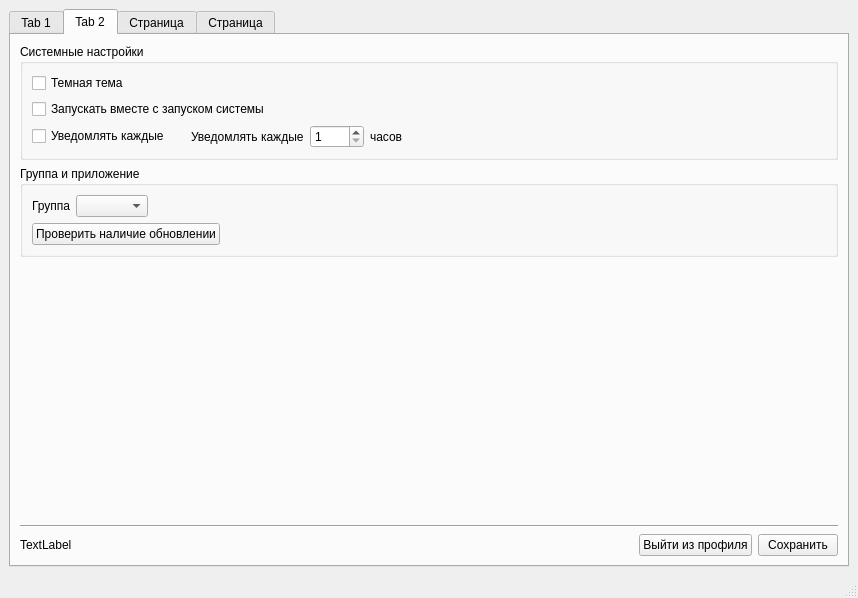
Qt form ui/mainwindow.ui (OmarSyba/MPEI-Actualochka) before a commit.
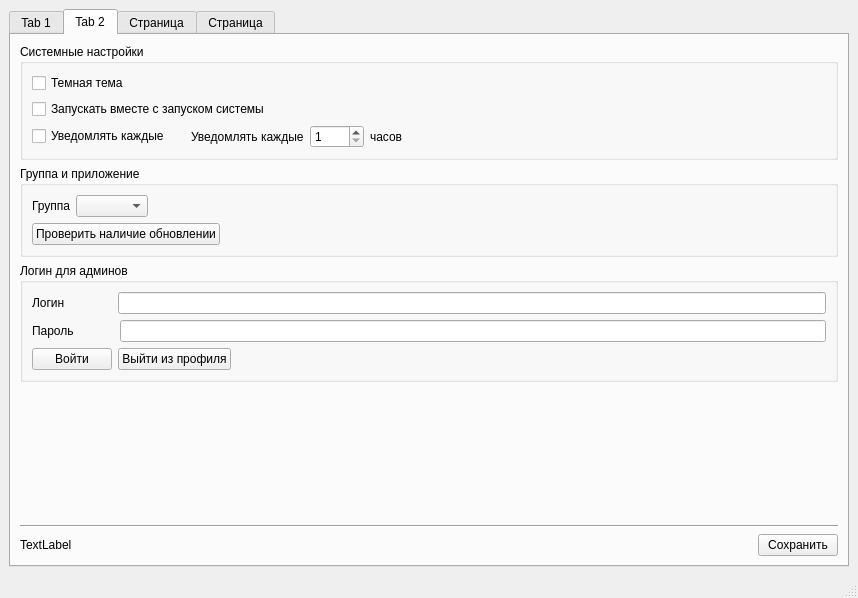
The same form after that commit. The open tabs and pages were chosen to show the change.

Commit message: move login onto main window

What changed in the file:
```diff
--- a/ui/mainwindow.ui
+++ b/ui/mainwindow.ui
@@ -18,7 +18,7 @@
     <item row="0" column="0">
      <widget class="QTabWidget" name="tabWidget">
       <property name="currentIndex">
-       <number>1</number>
+       <number>0</number>
       </property>
       <widget class="QWidget" name="tab">
        <attribute name="title">
@@ -82,6 +82,9 @@
             <property name="text">
              <string>Актуалочка</string>
             </property>
+            <property name="buddy">
+             <cstring>UpdateButton</cstring>
+            </property>
            </widget>
           </item>
           <item>
@@ -120,6 +123,106 @@
         <string>Tab 2</string>
        </attribute>
        <layout class="QGridLayout" name="gridLayout_5">
+        <item row="2" column="0">
+         <widget class="QGroupBox" name="groupBox_3">
+          <property name="title">
+           <string>Логин для админов</string>
+          </property>
+          <layout class="QVBoxLayout" name="verticalLayout_2">
+           <item>
+            <layout class="QHBoxLayout" name="horizontalLayout_9">
+             <item>
+              <widget class="QLabel" name="labelLogin">
+               <property name="text">
+                <string>Логин</string>
+               </property>
+              </widget>
+             </item>
+             <item>
+              <spacer name="horizontalSpacer_9">
+               <property name="orientation">
+                <enum>Qt::Horizontal</enum>
+               </property>
+               <property name="sizeType">
+                <enum>QSizePolicy::Minimum</enum>
+               </property>
+               <property name="sizeHint" stdset="0">
+                <size>
+                 <width>47</width>
+                 <height>20</height>
+                </size>
+               </property>
+              </spacer>
+             </item>
+             <item>
+              <widget class="QLineEdit" name="lineEditLogin"/>
+             </item>
+            </layout>
+           </item>
+           <item>
+            <layout class="QHBoxLayout" name="horizontalLayout_10">
+             <item>
+              <widget class="QLabel" name="labelPassword">
+               <property name="text">
+                <string>Пароль</string>
+               </property>
+              </widget>
+             </item>
+             <item>
+              <spacer name="horizontalSpacer_10">
+               <property name="orientation">
+                <enum>Qt::Horizontal</enum>
+               </property>
+               <property name="sizeType">
+                <enum>QSizePolicy::Minimum</enum>
+               </property>
+               <property name="sizeHint" stdset="0">
+                <size>
+                 <width>40</width>
+                 <height>20</height>
+                </size>
+               </property>
+              </spacer>
+             </item>
+             <item>
+              <widget class="QLineEdit" name="lineEditPassword"/>
+             </item>
+            </layout>
+           </item>
+           <item>
+            <layout class="QHBoxLayout" name="horizontalLayout_11">
+             <item>
+              <widget class="QPushButton" name="pushButtonLoginProfile">
+               <property name="text">
+                <string>Войти</string>
+               </property>
+              </widget>
+             </item>
+             <item>
+              <widget class="QPushButton" name="pushButtonExitProfile">
+               <property name="text">
+                <string>Выйти из профиля</string>
+               </property>
+              </widget>
+             </item>
+             <item>
+              <spacer name="horizontalSpacer_11">
+               <property name="orientation">
+                <enum>Qt::Horizontal</enum>
+               </property>
+               <property name="sizeHint" stdset="0">
+                <size>
+                 <width>40</width>
+                 <height>20</height>
+                </size>
+               </property>
+              </spacer>
+             </item>
+            </layout>
+           </item>
+          </layout>
+         </widget>
+        </item>
         <item row="0" column="0">
          <widget class="QGroupBox" name="groupBox">
           <property name="title">
@@ -172,6 +275,9 @@
                  <property name="text">
                   <string>Уведомлять каждые</string>
                  </property>
+                 <property name="buddy">
+                  <cstring>spinBoxInterval</cstring>
+                 </property>
                 </widget>
                </item>
                <item>
@@ -220,33 +326,6 @@
            <string>Группа и приложение</string>
           </property>
           <layout class="QGridLayout" name="gridLayout_3">
-           <item row="0" column="0">
-            <layout class="QHBoxLayout" name="horizontalLayout_7">
-             <item>
-              <widget class="QLabel" name="label_5">
-               <property name="text">
-                <string>Группа</string>
-               </property>
-              </widget>
-             </item>
-             <item>
-              <widget class="QComboBox" name="comboBoxGroup"/>
-             </item>
-             <item>
-              <spacer name="horizontalSpacer_8">
-               <property name="orientation">
-                <enum>Qt::Horizontal</enum>
-               </property>
-               <property name="sizeHint" stdset="0">
-                <size>
-                 <width>40</width>
-                 <height>20</height>
-                </size>
-               </property>
-              </spacer>
-             </item>
-            </layout>
-           </item>
            <item row="1" column="0">
             <layout class="QHBoxLayout" name="horizontalLayout_6">
              <item>
@@ -271,23 +350,47 @@
              </item>
             </layout>
            </item>
+           <item row="0" column="0">
+            <layout class="QHBoxLayout" name="horizontalLayout_7">
+             <item>
+              <widget class="QLabel" name="label_5">
+               <property name="text">
+                <string>Группа</string>
+               </property>
+               <property name="buddy">
+                <cstring>comboBoxGroup</cstring>
+               </property>
+              </widget>
+             </item>
+             <item>
+              <widget class="QComboBox" name="comboBoxGroup"/>
+             </item>
+             <item>
+              <spacer name="horizontalSpacer_8">
+               <property name="orientation">
+                <enum>Qt::Horizontal</enum>
+               </property>
+               <property name="sizeHint" stdset="0">
+                <size>
+                 <width>40</width>
+                 <height>20</height>
+                </size>
+               </property>
+              </spacer>
+             </item>
+            </layout>
+           </item>
           </layout>
          </widget>
         </item>
-        <item row="2" column="0">
-         <spacer name="verticalSpacer">
-          <property name="orientation">
-           <enum>Qt::Vertical</enum>
-          </property>
-          <property name="sizeHint" stdset="0">
-           <size>
-            <width>20</width>
-            <height>40</height>
-           </size>
-          </property>
-         </spacer>
-        </item>
         <item row="4" column="0">
+         <widget class="Line" name="line">
+          <property name="orientation">
+           <enum>Qt::Horizontal</enum>
+          </property>
+         </widget>
+        </item>
+        <item row="5" column="0">
          <layout class="QHBoxLayout" name="horizontalLayout_5">
           <item>
            <widget class="QLabel" name="labelVersion">
@@ -312,13 +415,6 @@
             </property>
            </spacer>
           </item>
-          <item>
-           <widget class="QPushButton" name="pushButtonExitProfile">
-            <property name="text">
-             <string>Выйти из профиля</string>
-            </property>
-           </widget>
-          </item>
           <item>
            <widget class="QPushButton" name="pushButtonSave">
             <property name="text">
@@ -329,11 +425,17 @@
          </layout>
         </item>
         <item row="3" column="0">
-         <widget class="Line" name="line">
+         <spacer name="verticalSpacer">
           <property name="orientation">
-           <enum>Qt::Horizontal</enum>
+           <enum>Qt::Vertical</enum>
           </property>
-         </widget>
+          <property name="sizeHint" stdset="0">
+           <size>
+            <width>20</width>
+            <height>40</height>
+           </size>
+          </property>
+         </spacer>
         </item>
        </layout>
       </widget>
```
The commit also changes 9 other files.
